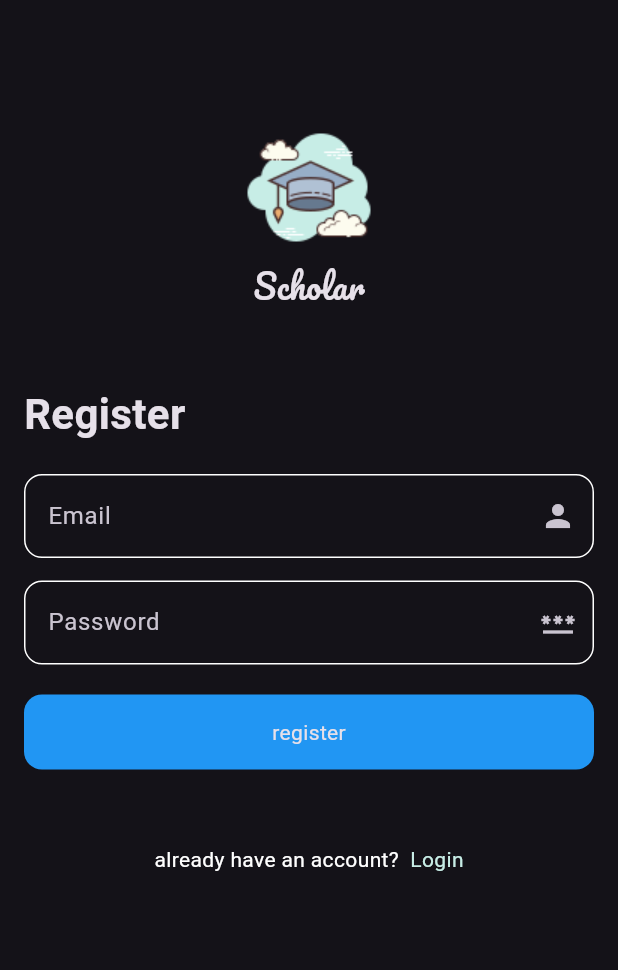
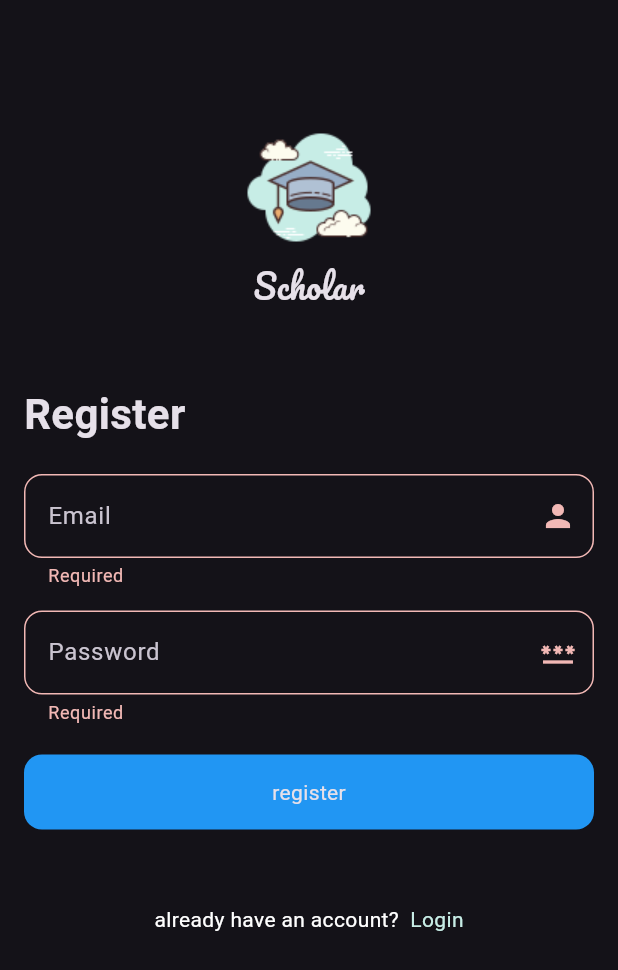
Before and after one commit to ali4hassan9ali2022/chat_app, a Flutter app: the RegisterView screen opened by its route, after a tap on "register", on a phone screen of 412 x 824 dp. Shown: the top 970 px of the screen. Run offline on Flutter 3.47's test engine with Material 3 defaults, Android fonts, the phone set to English and light mode, and no system bars; our stand-ins replace firebase_auth, firebase_core, flutter_bloc; accounts and stored records are empty.

Commit message:
finish register view and auth cubit

```diff
--- a/lib/Views/register_view.dart
+++ b/lib/Views/register_view.dart
@@ -1,17 +1,37 @@
+import 'package:chat_app/Views/chat_view.dart';
 import 'package:chat_app/Widgets/custom_botton.dart';
 import 'package:chat_app/Widgets/custom_text_form_field.dart';
+import 'package:chat_app/cubit/auth_cubit/auth_cubit.dart';
+import 'package:chat_app/cubit/auth_cubit/auth_state.dart';
+import 'package:chat_app/helper/show_snack_bar.dart';
 import 'package:flutter/material.dart';
+import 'package:flutter_bloc/flutter_bloc.dart';
 
+// ignore: must_be_immutable
 class RegisterView extends StatelessWidget {
   RegisterView({super.key});
   static String id = "RegisterView";
   String? email;
   String? password;
   GlobalKey<FormState> formKey = GlobalKey();
+  bool isLoading = false;
   @override
   Widget build(BuildContext context) {
     return Scaffold(
-      body: Padding(
+      body: BlocConsumer<AuthCubit, AuthState>(
+        listener: (context, state) {
+          if (state is RegisterLoadingState) {
+            isLoading = true;
+          } else if (state is RegisterSuccessState) {
+            Navigator.pushNamed(context, ChatView.id, arguments: email);
+            isLoading = false;
+          } else if (state is RegisterFailureState) {
+            showSnackBar(context, state.errmessage);
+            isLoading = false;
+          }
+        },
+        builder: (context, state) {
+          return Padding(
             padding: const EdgeInsets.symmetric(horizontal: 16),
             child: Form(
               key: formKey,
@@ -49,14 +69,20 @@ class RegisterView extends StatelessWidget {
                   const SizedBox(
                     height: 20,
                   ),
-              const CustomTextFormField(
+                  CustomTextFormField(
+                    onSaved: (value) {
+                      email = value;
+                    },
                     icon: Icons.person,
                     text: "Email",
                   ),
                   const SizedBox(
                     height: 15,
                   ),
-              const CustomTextFormField(
+                  CustomTextFormField(
+                    onSaved: (value) {
+                      password = value;
+                    },
                     text: "Password",
                     icon: Icons.password,
                   ),
@@ -64,7 +90,13 @@ class RegisterView extends StatelessWidget {
                     height: 20,
                   ),
                   CustomBotton(
-                onTap: () {},
+                    onTap: () {
+                      if (formKey.currentState!.validate()) {
+                        formKey.currentState!.save();
+                        BlocProvider.of<AuthCubit>(context)
+                            .authRegister(email: email!, password: password!);
+                      } else {}
+                    },
                     text: "register",
                   ),
                   const SizedBox(
@@ -95,6 +127,8 @@ class RegisterView extends StatelessWidget {
                 ],
               ),
             ),
+          );
+        },
       ),
     );
   }
```
Lines whose indentation alone changed are shown as unchanged.
